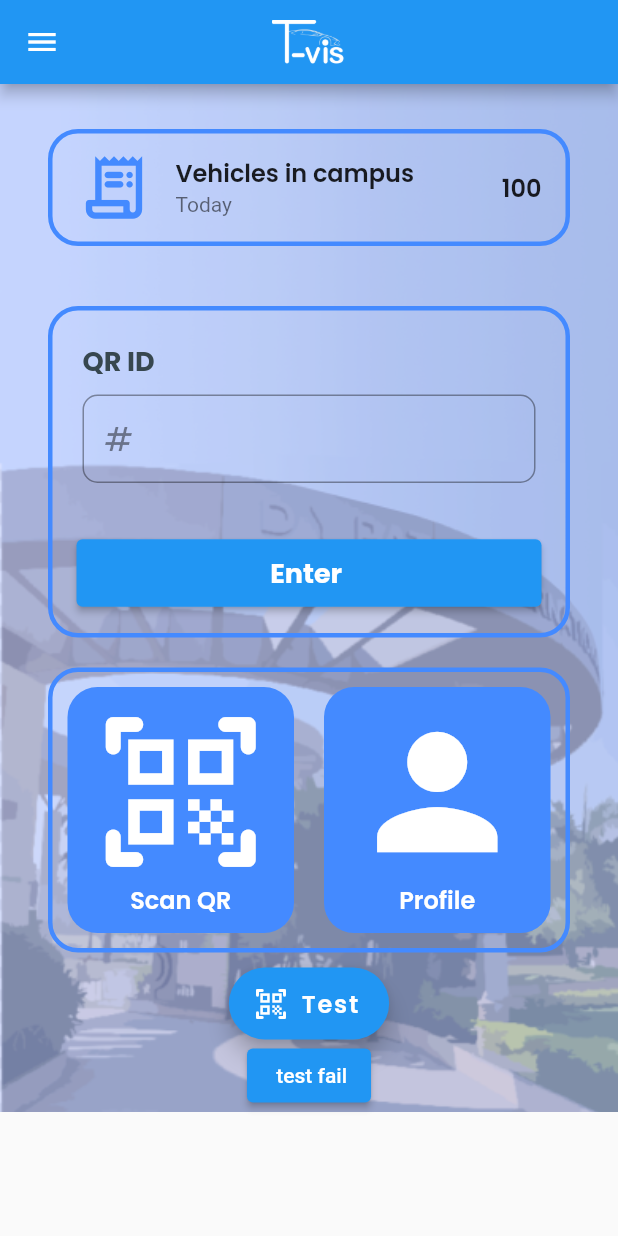
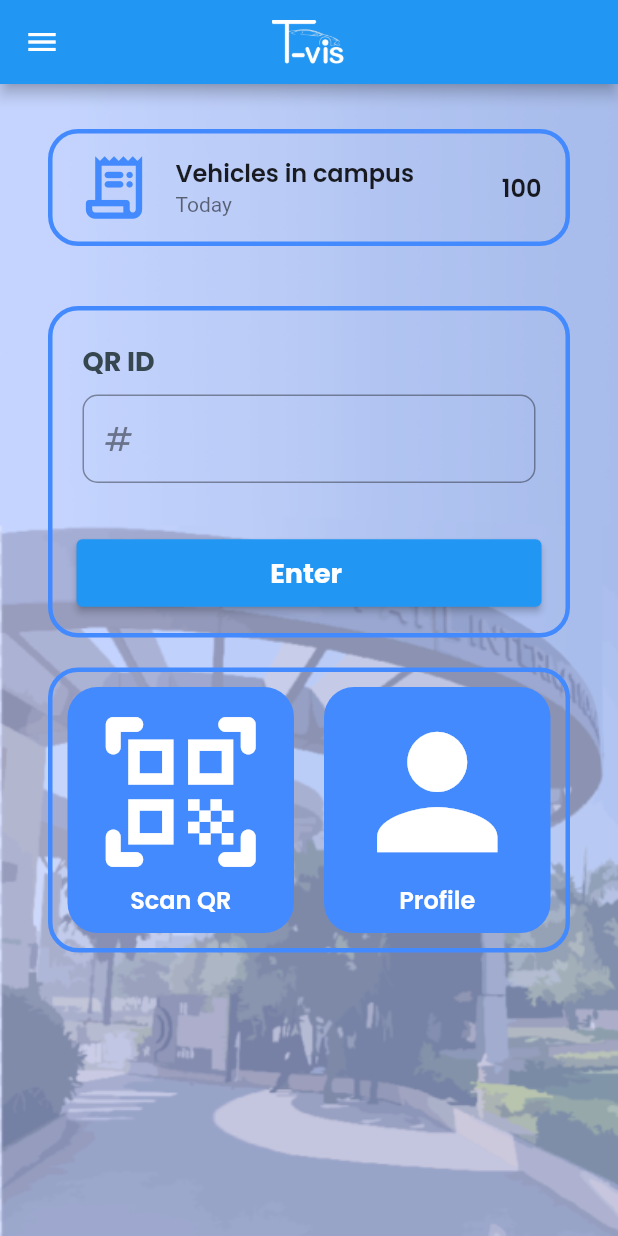
Before and after one commit to Palash2911/T-vis, a Flutter app: the AdminHomeScreen screen opened directly, on a phone screen of 412 x 824 dp. Run offline on Flutter 3.47's test engine with Material 2 defaults, Android fonts, the phone set to English and light mode, and no system bars; our stand-ins replace cloud_firestore, curved_navigation_bar, firebase_auth, firebase_core, fluttertoast, google_fonts and 2 more; missing offline and left inert: mobile_scanner; accounts and stored records are empty.

Commit message:
admin ui done

```diff
--- a/lib/Screens/Admin/AdminHomeScreen.dart
+++ b/lib/Screens/Admin/AdminHomeScreen.dart
@@ -45,6 +45,7 @@ class _AdminHomeScreenState extends State<AdminHomeScreen> {
   @override
   Widget build(BuildContext context) {
     return Scaffold(
+      resizeToAvoidBottomInset: false,
       appBar: AppBar(
         centerTitle: true,
         title: Image.asset(
@@ -78,16 +79,12 @@ class _AdminHomeScreenState extends State<AdminHomeScreen> {
               title: const Text("Log Out"),
               onTap: () {},
             ),
-            // ListTile(
-            //   title: Text("Enter QR ID"),
-            //   onTap: () {},
-            // ),
+            Divider(),
           ],
         ),
       ),
       floatingActionButtonLocation: FloatingActionButtonLocation.centerFloat,
-      body: SingleChildScrollView(
-        child: SafeArea(
+      body: SafeArea(
         child: Container(
           // color: kSecondaryColor,
           decoration: const BoxDecoration(
@@ -155,8 +152,7 @@ class _AdminHomeScreenState extends State<AdminHomeScreen> {
                               controller: _qrIdController,
                               decoration: InputDecoration(
                                 counterText: '',
-                                  prefixIcon:
-                                      const Icon(Icons.numbers_outlined),
+                                prefixIcon: const Icon(Icons.numbers_outlined),
                                 border: OutlineInputBorder(
                                   borderRadius: BorderRadius.circular(10),
                                 ),
@@ -260,35 +256,7 @@ class _AdminHomeScreenState extends State<AdminHomeScreen> {
                   ],
                 ),
               ),
-                FloatingActionButton.extended(
-                  label: Text(
-                    "Test",
-                    style: ktitleTextStyle,
-                  ),
-                  icon: Icon(Icons.qr_code_scanner_rounded),
-                  onPressed: () {
-                    Navigator.push(
-                      context,
-                      MaterialPageRoute(
-                        builder: (context) => SuccessScreen(
-                          uid: "",
-                          auth: Auth(),
-                        ),
-                      ),
-                    );
-                  },
-                ),
-                ElevatedButton(
-                  onPressed: () {
-                    Navigator.push(
-                      context,
-                      MaterialPageRoute(builder: (context) => FailScreen()),
-                    );
-                  },
-                  child: Text(" test fail"),
-                )
             ],
-            ),
           ),
         ),
       ),
```
Lines whose indentation alone changed are shown as unchanged.
